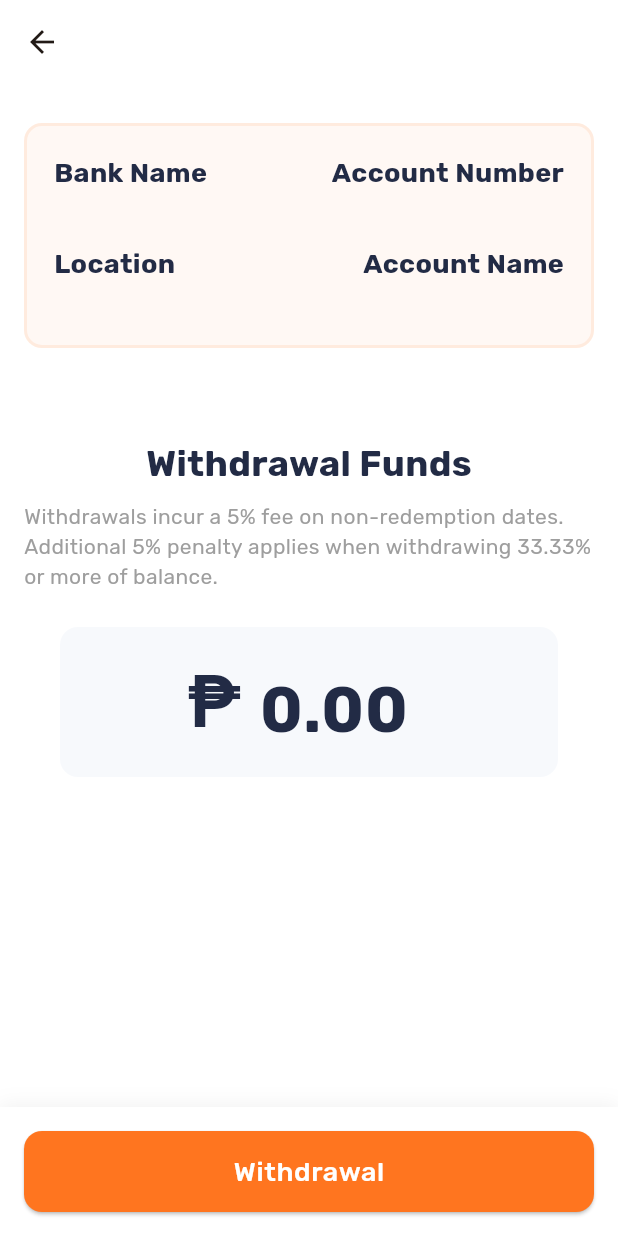
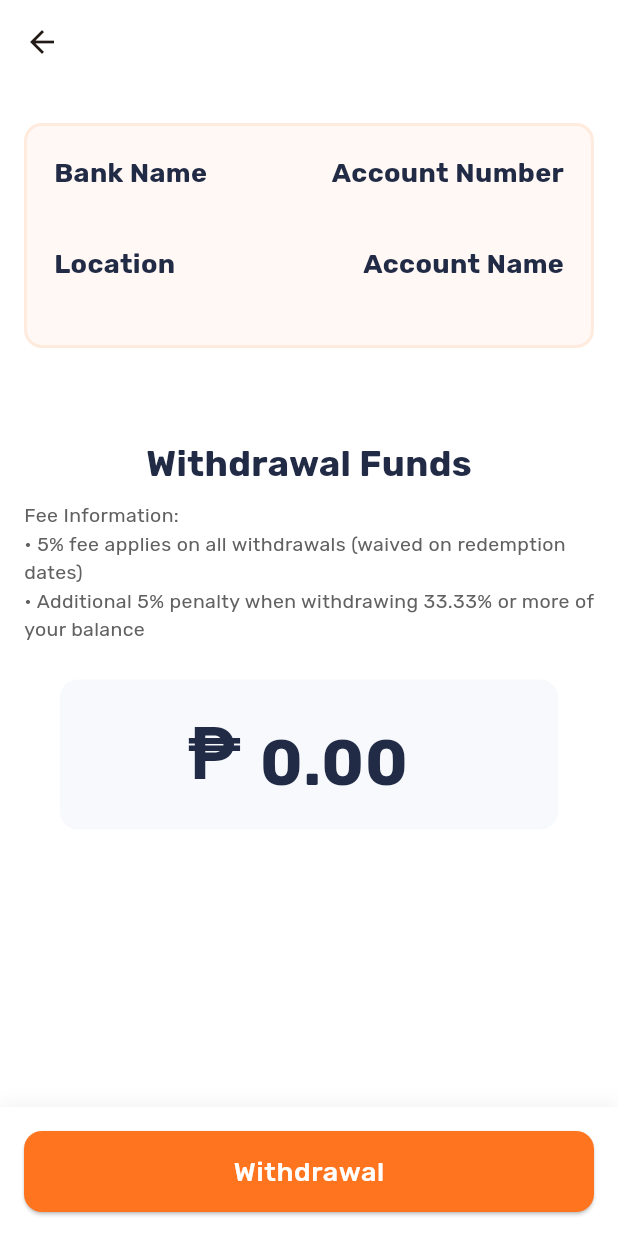
Before and after one commit to calebdaradal/ac_app, a Flutter app: the WithdrawFunds screen opened by its route, on a phone screen of 412 x 824 dp. Run offline on Flutter 3.47's test engine with Material 3 defaults, Android fonts, the phone set to English and light mode, and no system bars; our stand-ins replace flutter_dotenv, flutter_secure_storage, flutter_svg, google_fonts, image_picker, pinput and 2 more; missing offline and left inert: onesignal_flutter; accounts and stored records are empty; statements that could not run were skipped.

Commit message:
Fixed Penalties in withdrawing

```diff
--- a/lib/screens/admin_screen.dart
+++ b/lib/screens/admin_screen.dart
@@ -119,19 +119,20 @@ class _AdminScreenState extends State<AdminScreen> {
       return 'No fee';
     }
 
-    final threshold = currentBalance * 0.3333;
+    final threshold = currentBalance / 3.0; // 33.33%
     final isRedemptionDate = RedemptionDates.isRedemptionDate(appliedDate);
     final exceedsThreshold = withdrawalAmount >= threshold;
+    final percentage = (withdrawalAmount / currentBalance * 100);
 
     if (feeAmount == 0) {
       return 'No fee (redemption date and withdrawal < 33.33%)';
     } else if (isRedemptionDate && exceedsThreshold) {
-      return '5% penalty applies (withdrawal >= 33.33% of balance)';
+      return '5% penalty applies (${percentage.toStringAsFixed(1)}% of balance ≥ 33.33%)';
     } else if (!isRedemptionDate && !exceedsThreshold) {
       return '5% fee applies (not a redemption date)';
     } else {
       // Both penalties apply: non-redemption date AND >= 33.33%
-      return '10% total fee (5% non-redemption + 5% for >= 33.33%)';
+      return '10% total fee (5% non-redemption + 5% for ${percentage.toStringAsFixed(1)}% ≥ 33.33%)';
     }
   }
 
--- a/lib/screens/vehicles/withdraw_screen.dart
+++ b/lib/screens/vehicles/withdraw_screen.dart
@@ -2,6 +2,7 @@ import 'package:ac_app/services/bank_details_service.dart';
 import 'package:ac_app/services/transaction_service.dart';
 import 'package:ac_app/services/user_profile_service.dart';
 import 'package:ac_app/constants/transaction_constants.dart';
+import 'package:ac_app/utils/redemption_dates.dart';
 import 'package:ac_app/shared/styled_button.dart';
 import 'package:ac_app/shared/styled_card.dart';
 import 'package:ac_app/shared/styled_text.dart';
@@ -28,7 +29,10 @@ class _WithdrawFundsState extends State<WithdrawFunds> {
   BankDetails? _bankDetails;
   double? _currentBalance;
   double _feeAmount = 0.0;
-  double _totalAmount = 0.0;
+  double _totalAmount = 0.0; // Total deduction from balance (withdrawal + fees)
+  double _totalWithdraw = 0.0; // What user actually receives (withdrawal - fees)
+  double _redemptionPenalty = 0.0;
+  double _gatePenalty = 0.0;
 
   @override
   void initState() {
@@ -100,20 +104,43 @@ class _WithdrawFundsState extends State<WithdrawFunds> {
       setState(() {
         _feeAmount = 0.0;
         _totalAmount = 0.0;
+        _totalWithdraw = 0.0;
+        _redemptionPenalty = 0.0;
+        _gatePenalty = 0.0;
       });
       return;
     }
 
-    // Use shared fee calculation logic (use current date for fee calculation)
-    final feeCalc = TransactionService.calculateWithdrawalFee(
-      withdrawalAmount: amount,
-      currentBalance: _currentBalance!,
-      appliedDate: DateTime.now(),
-    );
+    // Calculate penalties separately for display
+    final isRedemptionDate = RedemptionDates.isRedemptionDate(DateTime.now());
+    final threshold = _currentBalance! / 3.0;
+
+    double redemptionPenalty = 0.0;
+    double gatePenalty = 0.0;
+
+    // STEP 1: Apply redemption penalty (5% on NON-redemption dates)
+    if (!isRedemptionDate) {
+      redemptionPenalty = amount * 0.05;
+    }
+
+    // STEP 2: Check if withdrawal amount >= 33.33% of balance
+    // If yes, apply gate penalty (5%) to the withdrawal amount
+    if (amount >= threshold) {
+      gatePenalty = amount * 0.05;
+    }
+
+    final totalFee = redemptionPenalty + gatePenalty;
+    // Total deduction from balance = withdrawal amount + fees
+    final totalDeduction = amount + totalFee;
+    // Total withdraw (what user receives) = withdrawal amount - fees
+    final totalWithdraw = amount - totalFee;
 
     setState(() {
-      _feeAmount = feeCalc['fee']!;
-      _totalAmount = feeCalc['totalDeduction']!;
+      _feeAmount = totalFee;
+      _totalAmount = totalDeduction; // This is what gets deducted from balance
+      _totalWithdraw = totalWithdraw; // This is what user actually receives
+      _redemptionPenalty = redemptionPenalty;
+      _gatePenalty = gatePenalty;
     });
   }
 
@@ -276,9 +303,9 @@ class _WithdrawFundsState extends State<WithdrawFunds> {
                             const SizedBox(height: 4.0),
                           ],
                           SecondaryText(
-                            'Withdrawals incur a 5% fee on non-redemption dates. Additional 5% penalty applies when withdrawing 33.33% or more of balance.',
-                            fontSize: 14,
-                            color: Colors.grey,
+                            'Fee Information:\n• 5% fee applies on all withdrawals (waived on redemption dates)\n• Additional 5% penalty when withdrawing 33.33% or more of your balance',
+                            fontSize: 13,
+                            color: Colors.grey.shade700,
                           ),
                           const SizedBox(height: 24.0),
                           Padding(
@@ -291,64 +318,111 @@ class _WithdrawFundsState extends State<WithdrawFunds> {
                           ),
                           const SizedBox(height: 16.0),
                           // Fee and total information
-                          if (_feeAmount > 0 && _currentBalance != null) ...[
+                          if (_currentBalance != null && _totalAmount > 0) ...[
                             Padding(
                               padding: const EdgeInsets.symmetric(horizontal: 24.0),
                               child: Container(
                                 padding: const EdgeInsets.all(16.0),
                                 decoration: BoxDecoration(
-                                  color: Colors.orange.shade50,
+                                  color: _feeAmount > 0 ? Colors.orange.shade50 : Colors.green.shade50,
                                   borderRadius: BorderRadius.circular(8.0),
                                   border: Border.all(
-                                    color: Colors.orange.shade200,
+                                    color: _feeAmount > 0 ? Colors.orange.shade200 : Colors.green.shade200,
                                     width: 1,
                                   ),
                                 ),
                                 child: Column(
                                   crossAxisAlignment: CrossAxisAlignment.start,
                                   children: [
+                                    // Penalties breakdown
+                                    if (_feeAmount > 0) ...[
+                                      if (_redemptionPenalty > 0) ...[
                                         Row(
                                           mainAxisAlignment: MainAxisAlignment.spaceBetween,
                                           children: [
                                             SecondaryText(
-                                          'Withdrawal Amount:',
-                                          fontSize: 14,
-                                          color: Colors.black87,
-                                        ),
-                                        SecondaryText(
-                                          '₱${(_totalAmount - _feeAmount).toStringAsFixed(2)}',
-                                          fontSize: 14,
-                                          color: Colors.black87,
-                                        ),
-                                      ],
-                                    ),
-                                    const SizedBox(height: 4.0),
-                                    Row(
-                                      mainAxisAlignment: MainAxisAlignment.spaceBetween,
-                                      children: [
-                                        SecondaryText(
-                                          'Fee (5%):',
+                                              'Redemption Penalty (5%):',
                                               fontSize: 14,
                                               color: Colors.orange.shade700,
                                             ),
                                             SecondaryText(
+                                              '₱${_redemptionPenalty.toStringAsFixed(2)}',
+                                              fontSize: 14,
+                                              color: Colors.orange.shade700,
+                                            ),
+                                          ],
+                                        ),
+                                        const SizedBox(height: 6.0),
+                                      ],
+                                      if (_gatePenalty > 0) ...[
+                                        Row(
+                                          mainAxisAlignment: MainAxisAlignment.spaceBetween,
+                                          children: [
+                                            TitleText(
+                                              'Gate Penalty (5%):',
+                                              fontSize: 14,
+                                              color: Colors.red.shade700,
+                                            ),
+                                            TitleText(
+                                              '₱${_gatePenalty.toStringAsFixed(2)}',
+                                              fontSize: 14,
+                                              color: Colors.red.shade700,
+                                            ),
+                                          ],
+                                        ),
+                                        const SizedBox(height: 6.0),
+                                      ],
+                                      Row(
+                                        mainAxisAlignment: MainAxisAlignment.spaceBetween,
+                                        children: [
+                                          TitleText(
+                                            'Total Penalties:',
+                                            fontSize: 14,
+                                            color: Colors.orange.shade700,
+                                          ),
+                                          TitleText(
                                             '₱${_feeAmount.toStringAsFixed(2)}',
                                             fontSize: 14,
                                             color: Colors.orange.shade700,
                                           ),
                                         ],
                                       ),
-                                    const Divider(height: 16.0),
+                                      const SizedBox(height: 12.0),
+                                      const Divider(height: 1.0),
+                                      const SizedBox(height: 12.0),
+                                    ],
+                                    // Total Withdraw (withdrawal amount - penalties = what you actually receive)
                                     Row(
                                       mainAxisAlignment: MainAxisAlignment.spaceBetween,
                                       children: [
                                         TitleText(
-                                          'Total Deduction:',
-                                          fontSize: 16,
+                                          'Total Withdraw:',
+                                          fontSize: 18,
+                                          color: AppColors.primaryColor,
                                         ),
                                         TitleText(
-                                          '₱${_totalAmount.toStringAsFixed(2)}',
+                                          '₱${_totalWithdraw.toStringAsFixed(2)}',
+                                          fontSize: 18,
+                                          color: AppColors.primaryColor,
+                                        ),
+                                      ],
+                                    ),
+                                    const SizedBox(height: 12.0),
+                                    const Divider(height: 1.0),
+                                    const SizedBox(height: 12.0),
+                                    // Balance After
+                                    Row(
+                                      mainAxisAlignment: MainAxisAlignment.spaceBetween,
+                                      children: [
+                                        SecondaryText(
+                                          'Balance After:',
+                                          fontSize: 14,
+                                          color: Colors.black87,
+                                        ),
+                                        TitleText(
+                                          '₱${(_currentBalance! - _totalAmount).toStringAsFixed(2)}',
                                           fontSize: 16,
+                                          color: AppColors.primaryColor,
                                         ),
                                       ],
                                     ),
--- a/lib/services/transaction_service.dart
+++ b/lib/services/transaction_service.dart
@@ -9,14 +9,20 @@ class TransactionService {
   /// Calculate withdrawal fee based on amount, current balance, and applied date
   /// Returns a map with 'fee' and 'totalDeduction'
   ///
-  /// Fee logic (TWO penalties):
-  /// 1. 5% fee: ALWAYS applies on non-redemption dates (regardless of amount)
-  /// 2. 33.33% penalty: Additional 5% fee when withdrawing >= 33.33% of current balance
+  /// Fee logic (TWO penalties applied sequentially):
+  /// 1. Redemption penalty (5%): Applies when withdrawing on NON-redemption dates
+  /// 2. Gate penalty (5%): Applies when withdrawal amount >= 33.33% of current balance
+  ///
+  /// Process:
+  /// - First apply redemption penalty (if non-redemption date)
+  /// - Then check if original withdrawal amount >= 33.33% of balance
+  /// - If yes, apply gate penalty
   ///
   /// Examples:
-  /// - Withdraw 10% on non-redemption date: 5% fee only
-  /// - Withdraw 40% on non-redemption date: 5% fee + 5% penalty = 10% total
-  /// - Withdraw 40% on redemption date: 5% penalty only (no 5% base fee)
+  /// - Withdraw 10% on non-redemption date: 5% redemption penalty only
+  /// - Withdraw 40% on non-redemption date: 5% redemption + 5% gate = 10% total
+  /// - Withdraw 40% on redemption date: 5% gate penalty only
+  /// - Withdraw 10% on redemption date: No penalties
   static Map<String, double> calculateWithdrawalFee({
     required double withdrawalAmount,
     required double currentBalance,
@@ -28,20 +34,48 @@ class TransactionService {
     // Check if it's a redemption date
     final isRedemptionDate = RedemptionDates.isRedemptionDate(date);
 
-    // Calculate 33.33% threshold
-    final threshold = currentBalance * 0.3333;
+    // Calculate 33.33% threshold (using 1/3 for precision)
+    final threshold = currentBalance / 3.0;
+
+    print('[TransactionService] === FEE CALCULATION START ===');
+    print('[TransactionService] Original Withdrawal Amount: $withdrawalAmount');
+    print('[TransactionService] Current Balance: $currentBalance');
+    print('[TransactionService] Threshold (33.33%): $threshold');
+    print('[TransactionService] Is Redemption Date: $isRedemptionDate');
 
     double fee = 0.0;
+    double withdrawalAfterRedemption = withdrawalAmount;
 
-    // Penalty 1: 5% fee on non-redemption dates (always applies)
+    // STEP 1: Apply redemption penalty (5% on NON-redemption dates)
+    // This penalty is added to the fee, but we check the NEW withdrawal amount for gate penalty
     if (!isRedemptionDate) {
-      fee += withdrawalAmount * 0.05;
+      final redemptionPenalty = withdrawalAmount * 0.05;
+      fee += redemptionPenalty;
+      withdrawalAfterRedemption = withdrawalAmount; // Withdrawal amount stays the same, fee is separate
+      print('[TransactionService] ✓ Applied redemption penalty (5%): $redemptionPenalty');
+      print('[TransactionService] Withdrawal after redemption penalty: $withdrawalAfterRedemption');
+    } else {
+      print('[TransactionService] ✗ Skipped redemption penalty (redemption date)');
     }
 
-    // Penalty 2: Additional 5% penalty when withdrawing >= 33.33% of balance
-    if (withdrawalAmount >= threshold) {
-      fee += withdrawalAmount * 0.05;
+    // STEP 2: Check if withdrawal amount (after redemption penalty consideration) >= 33.33% of balance
+    // If yes, apply gate penalty (5%) to the withdrawal amount
+    final meetsGateThreshold = withdrawalAfterRedemption >= threshold;
+    print('[TransactionService] Gate threshold check: $withdrawalAfterRedemption >= $threshold = $meetsGateThreshold');
+
+    if (meetsGateThreshold) {
+      // Apply gate penalty to the withdrawal amount
+      final gatePenalty = withdrawalAfterRedemption * 0.05;
+      fee += gatePenalty;
+      print('[TransactionService] ✓✓✓ APPLIED GATE PENALTY (5% of $withdrawalAfterRedemption): $gatePenalty ✓✓✓');
+    } else {
+      print('[TransactionService] ✗✗✗ SKIPPED GATE PENALTY (withdrawal < 33.33%) ✗✗✗');
     }
+
+    print('[TransactionService] === FEE CALCULATION END ===');
+    print('[TransactionService] Total fee: $fee');
+    print('[TransactionService] Total deduction: ${withdrawalAmount + fee}');
+    print('[TransactionService] Breakdown: Withdrawal ($withdrawalAmount) + Fee ($fee) = Total (${withdrawalAmount + fee})');
 
     return {
       'fee': fee,
```
Also changed, not shown: lib/services/withdrawal_service.dart (+20 -10 lines). Lines whose indentation alone changed are shown as unchanged.
